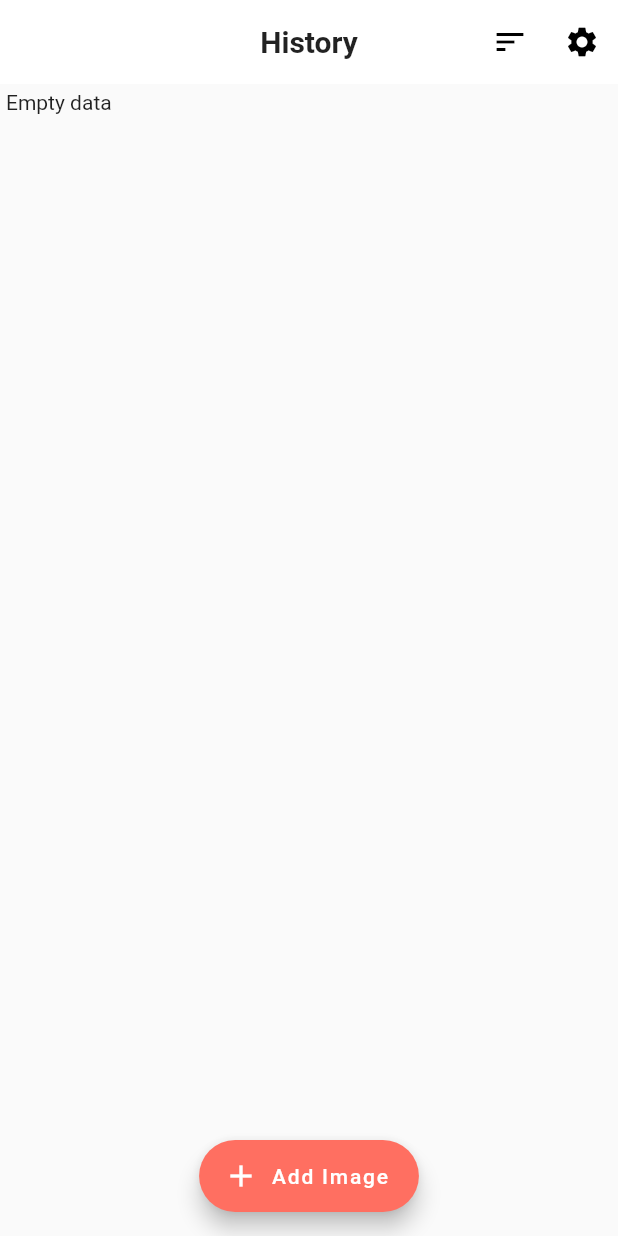
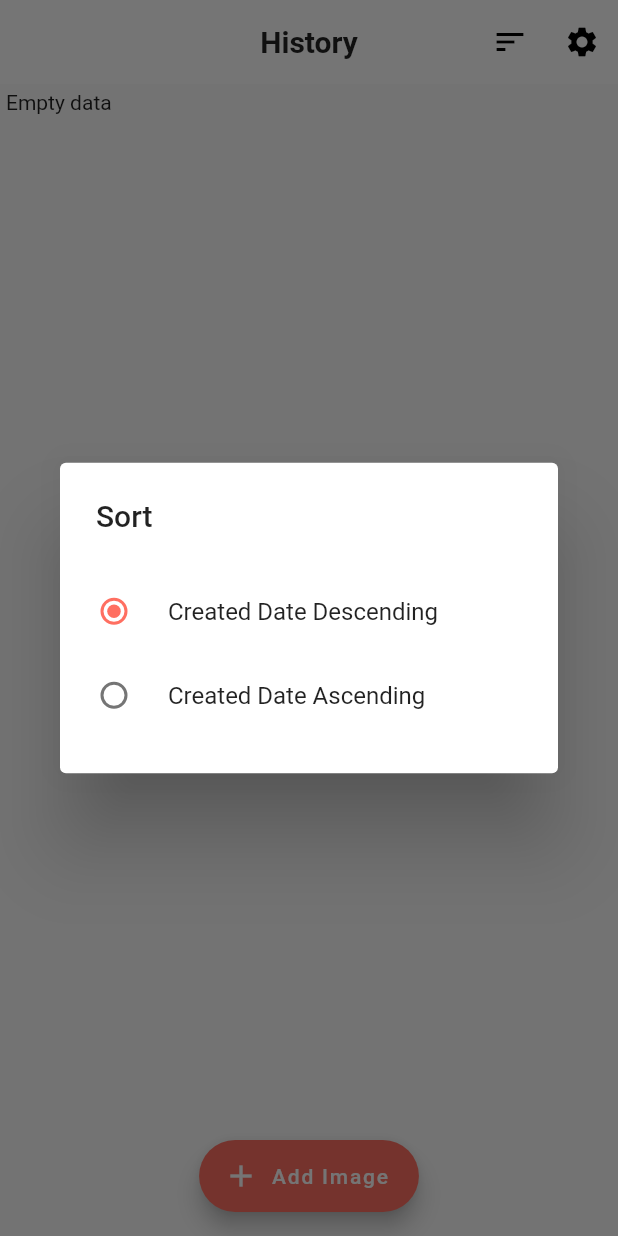
Before and after one commit to smu-gp/fill-memo, a Flutter app: the screen it shows after launch, after a tap on the "sort" icon, on a phone screen of 412 x 824 dp. Run offline on Flutter 3.47's test engine with Material 2 defaults, Android fonts, the phone set to English and light mode, and no system bars; our stand-ins replace image_picker, rxdart, sqflite; accounts and stored records are empty.

Commit message:
Add sort history list, Change grid count on landscape orientation

```diff
--- a/assets/locale/l10n_en.json
+++ b/assets/locale/l10n_en.json
@@ -7,5 +7,8 @@
   "image_from_gallery": "Select from gallery",
   "image_from_camera": "Take from camera",
   "send_image": "Send Image",
-  "dialog_send_image": "Send image..."
+  "dialog_send_image": "Send image...",
+  "sort": "Sort",
+  "order_created_asc": "Created Date Ascending",
+  "order_created_des": "Created Date Descending"
 }
--- a/assets/locale/l10n_ko.json
+++ b/assets/locale/l10n_ko.json
@@ -7,5 +7,8 @@
   "image_from_gallery": "갤러리에서 선택",
   "image_from_camera": "사진 촬영",
   "send_image": "이미지 보내기",
-  "dialog_send_image": "이미지 보내는 중..."
+  "dialog_send_image": "이미지 보내는 중...",
+  "sort": "정렬",
+  "order_created_asc": "만든 날짜 오름차순",
+  "order_created_des": "만든 날짜 내림차순"
 }
--- a/lib/models.dart
+++ b/lib/models.dart
@@ -62,4 +62,4 @@ class Result {
   }
 }
 
-enum SortOrder { dateAsc, dateDes }
+enum SortOrder { createdAtAsc, createdAtDes }
--- a/lib/screen/main_screen.dart
+++ b/lib/screen/main_screen.dart
@@ -17,12 +17,14 @@ class MainScreen extends StatefulWidget {
 
 class _MainScreenState extends State<MainScreen> {
   HistoryBloc _bloc;
+  SortOrder _sortOrder = SortOrder.createdAtDes;
 
   @override
   Widget build(BuildContext context) {
     var db = Injector.of(context).database;
     _bloc = HistoryBloc(db);
-    return Scaffold(
+    return OrientationBuilder(
+      builder: (context, orientation) => Scaffold(
             body: CustomScrollView(
               slivers: <Widget>[
                 SliverAppBar(
@@ -37,7 +39,10 @@ class _MainScreenState extends State<MainScreen> {
                   actions: <Widget>[
                     IconButton(
                       icon: Icon(Icons.sort),
-                onPressed: () {},
+                      tooltip: AppLocalizations.of(context).get('sort'),
+                      onPressed: () {
+                        _showSortDialog();
+                      },
                     ),
                     IconButton(
                       icon: Icon(Icons.settings),
@@ -52,22 +57,27 @@ class _MainScreenState extends State<MainScreen> {
                     top: 4.0,
                     bottom: 80.0,
                   ),
-            sliver: _buildHistories(),
+                  sliver: _buildHistories(orientation),
                 )
               ],
             ),
-      floatingActionButtonLocation: FloatingActionButtonLocation.centerFloat,
+            floatingActionButtonLocation:
+                FloatingActionButtonLocation.centerFloat,
             floatingActionButton: FloatingActionButton.extended(
               tooltip: AppLocalizations.of(context).get('add_image'),
               onPressed: _addImage,
               icon: Icon(Icons.add),
               label: Text(AppLocalizations.of(context).get('add_image')),
             ),
+          ),
     );
   }
 
-  Widget _buildHistories() {
-    _bloc.readAll();
+  Widget _buildHistories(Orientation orientation) {
+    _bloc.readAll(
+      orderBy:
+          '${History.columnCreatedAt} ${_sortOrder == SortOrder.createdAtAsc ? 'ASC' : 'DESC'}',
+    );
     return StreamBuilder(
         stream: _bloc.allData,
         builder: (context, AsyncSnapshot<List<History>> snapshot) {
@@ -77,7 +87,7 @@ class _MainScreenState extends State<MainScreen> {
               gridDelegate: SliverGridDelegateWithFixedCrossAxisCount(
                 mainAxisSpacing: 4.0,
                 crossAxisSpacing: 4.0,
-                crossAxisCount: 2,
+                crossAxisCount: orientation == Orientation.portrait ? 2 : 4,
               ),
               delegate: SliverChildBuilderDelegate(
                 (context, index) => GridTile(
@@ -110,6 +120,45 @@ class _MainScreenState extends State<MainScreen> {
             );
           }
         });
+  }
+
+  _showSortDialog() async {
+    await showDialog(
+      context: context,
+      builder: (context) => AlertDialog(
+            title: Text(AppLocalizations.of(context).get('sort')),
+            contentPadding: const EdgeInsets.symmetric(
+              vertical: 24.0,
+              horizontal: 0.0,
+            ),
+            content: Wrap(
+              children: <Widget>[
+                RadioListTile<SortOrder>(
+                    title: Text(
+                        AppLocalizations.of(context).get('order_created_des')),
+                    value: SortOrder.createdAtDes,
+                    groupValue: _sortOrder,
+                    onChanged: (value) {
+                      setState(() {
+                        _sortOrder = value;
+                        Navigator.pop(context);
+                      });
+                    }),
+                RadioListTile<SortOrder>(
+                    title: Text(
+                        AppLocalizations.of(context).get('order_created_asc')),
+                    value: SortOrder.createdAtAsc,
+                    groupValue: _sortOrder,
+                    onChanged: (value) {
+                      setState(() {
+                        _sortOrder = value;
+                        Navigator.pop(context);
+                      });
+                    }),
+              ],
+            ),
+          ),
+    );
   }
 
   _addImage() async {
```
Lines whose indentation alone changed are shown as unchanged.
